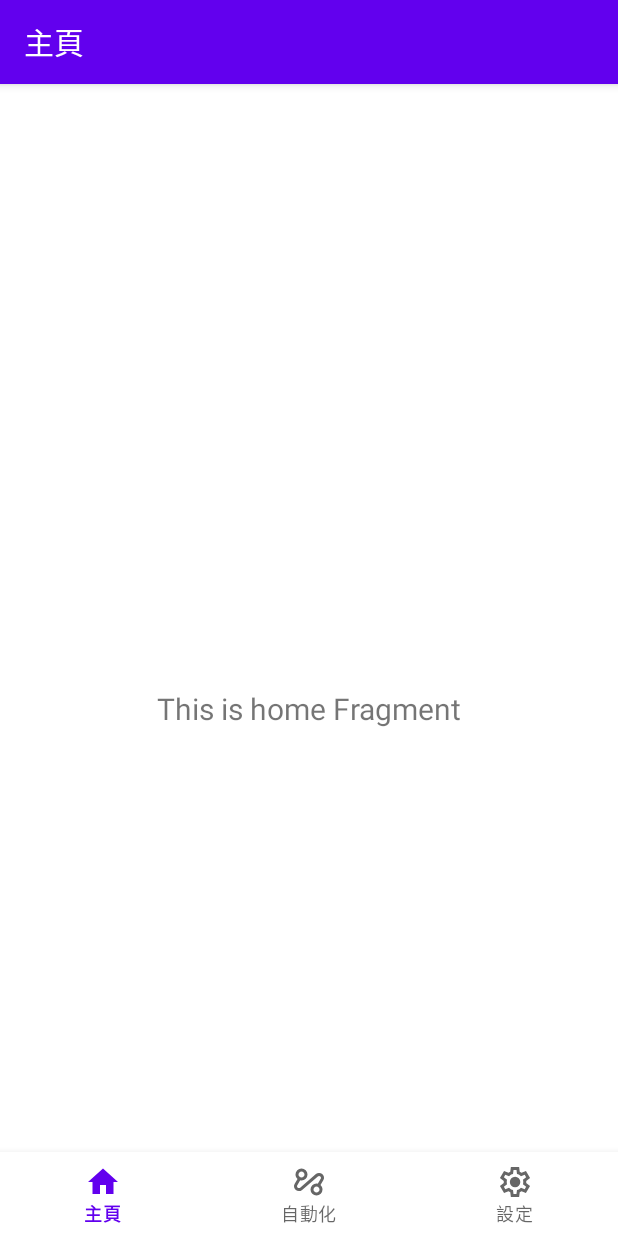
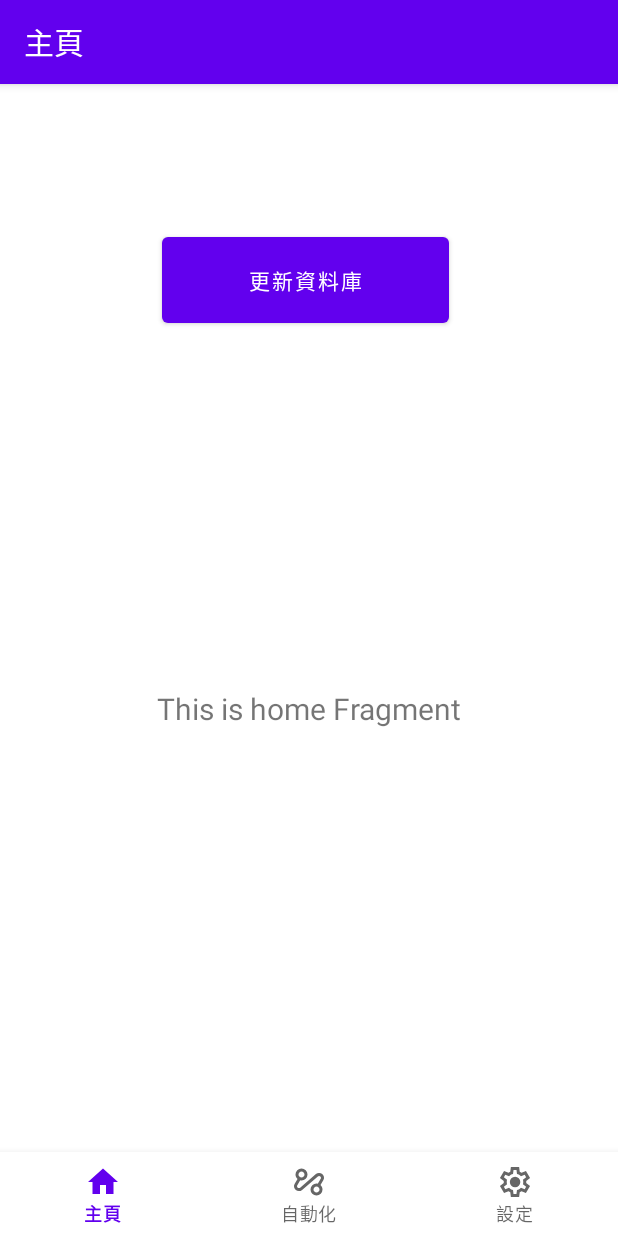
Before and after one commit to AvianJay/TaiwanBusDroid, an Android app: the screen it shows after launch (MainActivity), on a phone screen of 412 x 824 dp. Run offline under Robolectric (Android 15) with nearby library versions, the phone set to English and light mode, and no system bars; our stand-ins replace navigation-ui; libraries missing offline, so code that uses them is left out: com.chaquo.python; 3 statements that could not run were skipped.

Commit message:
add test button fix network permission update activity

```diff
--- a/app/src/main/AndroidManifest.xml
+++ b/app/src/main/AndroidManifest.xml
@@ -1,6 +1,7 @@
 <?xml version="1.0" encoding="utf-8"?>
 <manifest xmlns:android="http://schemas.android.com/apk/res/android"
     xmlns:tools="http://schemas.android.com/tools">
+    <uses-permission android:name="android.permission.INTERNET" />
 
     <application
         android:allowBackup="true"
--- a/app/src/main/java/tw/avianjay/taiwanbus/BusViewActivity.kt
+++ b/app/src/main/java/tw/avianjay/taiwanbus/BusViewActivity.kt
@@ -10,6 +10,9 @@ import android.view.Menu
 import android.view.MenuItem
 import tw.avianjay.taiwanbus.ui.main.SectionsPagerAdapter
 import tw.avianjay.taiwanbus.databinding.ActivityBusViewBinding
+import com.chaquo.python.PyException
+import com.chaquo.python.Python
+import com.chaquo.python.android.AndroidPlatform
 
 class BusViewActivity : AppCompatActivity() {
 
--- a/app/src/main/res/layout/activity_main.xml
+++ b/app/src/main/res/layout/activity_main.xml
@@ -1,6 +1,7 @@
 <?xml version="1.0" encoding="utf-8"?>
 <androidx.constraintlayout.widget.ConstraintLayout xmlns:android="http://schemas.android.com/apk/res/android"
     xmlns:app="http://schemas.android.com/apk/res-auto"
+    xmlns:tools="http://schemas.android.com/tools"
     android:id="@+id/container"
     android:layout_width="match_parent"
     android:layout_height="match_parent"
@@ -30,4 +31,14 @@
         app:layout_constraintTop_toTopOf="parent"
         app:navGraph="@navigation/mobile_navigation" />
 
+    <Button
+        android:id="@+id/update_database"
+        android:layout_width="191dp"
+        android:layout_height="69dp"
+        android:layout_marginStart="108dp"
+        android:layout_marginTop="40dp"
+        android:text="@string/update_database"
+        app:layout_constraintStart_toStartOf="parent"
+        app:layout_constraintTop_toTopOf="parent" />
+
 </androidx.constraintlayout.widget.ConstraintLayout>
--- a/app/src/main/res/values/strings.xml
+++ b/app/src/main/res/values/strings.xml
@@ -6,4 +6,5 @@
     <string name="title_activity_bus_view">BusViewActivity</string>
     <string name="tab_text_1">Tab 1</string>
     <string name="tab_text_2">Tab 2</string>
+    <string name="update_database">更新資料庫</string>
 </resources>
```
Also changed, not shown: app/src/main/java/tw/avianjay/taiwanbus/MainActivity.kt (+18 -0 lines).
